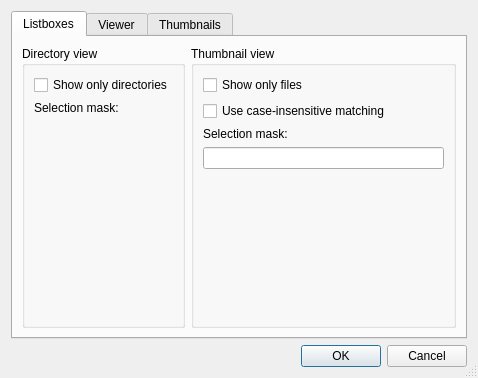
Qt form settingsdialog.ui (bwachter/aardview) before a commit.
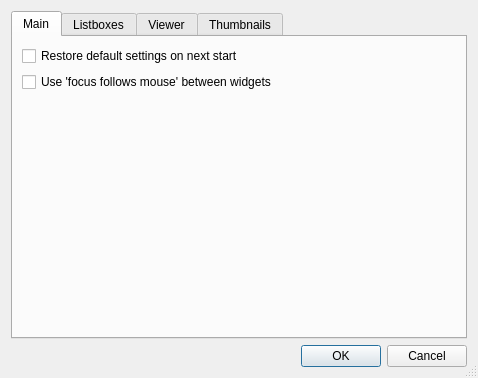
The same form after that commit.

Commit message: added focus follows mouse option for widgets

What changed in the file:
```diff
--- a/settingsdialog.ui
+++ b/settingsdialog.ui
@@ -29,6 +29,44 @@
        <property name="currentIndex" >
         <number>0</number>
        </property>
+       <widget class="QWidget" name="tab_4" >
+        <attribute name="title" >
+         <string>Main</string>
+        </attribute>
+        <layout class="QVBoxLayout" name="verticalLayout_10" >
+         <item>
+          <layout class="QVBoxLayout" name="verticalLayout_8" >
+           <item>
+            <widget class="QCheckBox" name="mainInitialized" >
+             <property name="text" >
+              <string>Restore default settings on next start</string>
+             </property>
+            </widget>
+           </item>
+           <item>
+            <widget class="QCheckBox" name="mainFocusFollowsMouse" >
+             <property name="text" >
+              <string>Use 'focus follows mouse' between widgets</string>
+             </property>
+            </widget>
+           </item>
+           <item>
+            <spacer name="verticalSpacer_4" >
+             <property name="orientation" >
+              <enum>Qt::Vertical</enum>
+             </property>
+             <property name="sizeHint" stdset="0" >
+              <size>
+               <width>20</width>
+               <height>40</height>
+              </size>
+             </property>
+            </spacer>
+           </item>
+          </layout>
+         </item>
+        </layout>
+       </widget>
        <widget class="QWidget" name="tab" >
         <attribute name="title" >
          <string>Listboxes</string>
```
Left out of the diff: 7 changed lines with no effect on the pictures. The commit also changes 5 other files.
